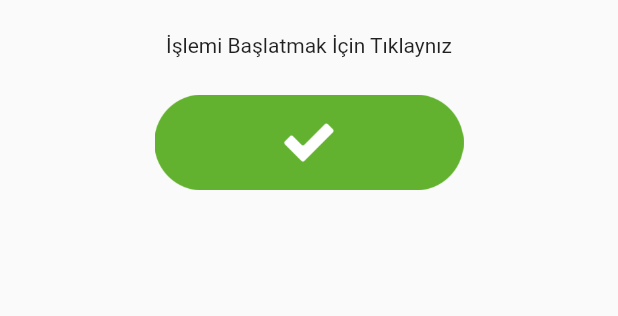
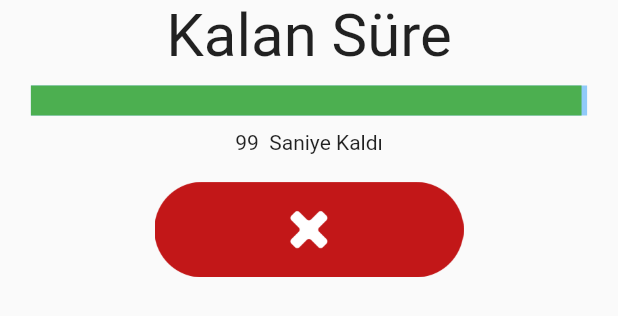
Before and after one commit to hackerFaruk/poemech_kiosk, a Flutter app: the EmergencyControls widget shown alone on an empty page, opened directly, on a phone screen of 412 x 824 dp. Shown: the top 316 px of the screen. Run offline on Flutter 3.47's test engine with Material 2 defaults, Android fonts, the phone set to English and light mode, and no system bars.

Commit message:
fixed code

```diff
--- a/lib/globals.dart
+++ b/lib/globals.dart
@@ -322,6 +322,10 @@ void timeSet() {
     selectedTime = 45;
   } else if (selected.contains('dog')) {
     selectedTime = 100;
+  } else if (selected.contains('bronz')) {
+    selectedTime = 30;
+  } else if (selected.contains('moist')) {
+    selectedTime = 20;
   } else {
     selectedTime = 80;
   }
--- a/lib/main.dart
+++ b/lib/main.dart
@@ -94,7 +94,6 @@ class _SelectionButtonsState extends State<SelectionButtons> {
             ],
           ),
         ),
-        stop.StopWatch(),
       ],
     );
   }
--- a/lib/processcontrol.dart
+++ b/lib/processcontrol.dart
@@ -1,5 +1,6 @@
 import 'package:flutter/material.dart';
 import 'globals.dart' as globals;
+import 'stopwatch.dart' as stop;
 
 class ProcessControlPage extends StatelessWidget {
   final String application;
@@ -61,29 +62,8 @@ class _EmergencyControlsState extends State<EmergencyControls> {
     var screenSize = MediaQuery.of(context).size.width;
     return Material(
       child: Column(
-        children: [
-          SizedBox(
-            height: 60,
-            width: screenSize,
-            child: Center(
-                child:
-                    Text(isProcessOngoing == false ? StartQuery : StopQuery)),
-          ),
-          InkWell(
-            onTap: () {
-              setState(() {
-                isProcessOngoing = isProcessOngoing == false ? true : false;
-              });
-            },
-            child: SizedBox(
-              height: 70,
-              width: screenSize * 0.5,
-              child: Image(
-                  image: AssetImage(isProcessOngoing == false
-                      ? 'images/ok.png'
-                      : 'images/cancel.png')),
-            ),
-          )
+        children: const [
+          stop.StopWatch(),
         ],
       ),
     );
```
